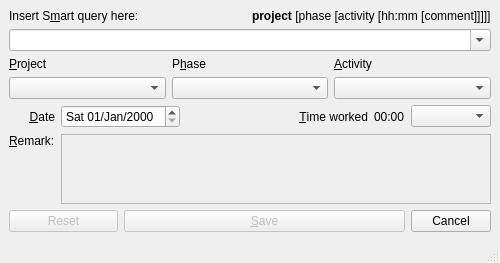
Above: src/pyuac_edit.ui from develer-staff/pyuac before the change. Below: the same form after it.
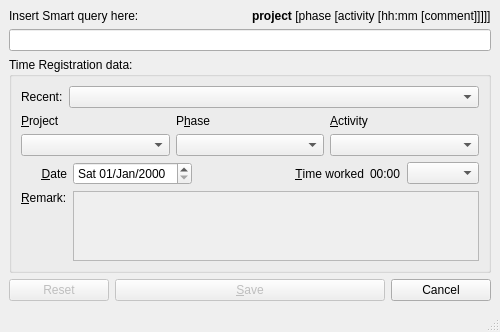
That is the form after the change. Icons and pictures are not drawn.

Commit message: Aggiunto un pannello per la zona di modifica, separato il combo lru

Diff of the .ui file:
```diff
--- a/src/pyuac_edit.ui
+++ b/src/pyuac_edit.ui
@@ -10,7 +10,7 @@
     <x>0</x>
     <y>0</y>
     <width>500</width>
-    <height>252</height>
+    <height>321</height>
    </rect>
   </property>
   <property name="windowTitle" >
@@ -20,37 +20,88 @@
    <iconset>../../../../../usr/share/pixmaps/gnome-set-time.png</iconset>
   </property>
   <widget class="QWidget" name="centralwidget" >
-   <layout class="QGridLayout" >
+   <layout class="QVBoxLayout" >
     <property name="margin" >
      <number>9</number>
     </property>
     <property name="spacing" >
      <number>6</number>
     </property>
-    <item row="3" column="0" >
-     <widget class="QLabel" name="labelRemark" >
+    <item>
+     <layout class="QGridLayout" >
+      <property name="margin" >
+       <number>0</number>
+      </property>
+      <property name="spacing" >
+       <number>6</number>
+      </property>
+      <item row="0" column="1" >
+       <widget class="QLabel" name="labelSmartQueryExample" >
       <property name="text" >
-       <string>&amp;Remark:</string>
-      </property>
-      <property name="buddy" >
-       <cstring>txtRemark</cstring>
+         <string>&lt;b>project&lt;/b> [phase [activity [hh:mm [comment]]]]]</string>
+        </property>
+        <property name="textFormat" >
+         <enum>Qt::AutoText</enum>
       </property>
      </widget>
     </item>
-    <item row="4" column="0" >
-     <spacer>
-      <property name="orientation" >
-       <enum>Qt::Vertical</enum>
-      </property>
-      <property name="sizeHint" >
-       <size>
-        <width>20</width>
-        <height>21</height>
-       </size>
-      </property>
-     </spacer>
-    </item>
-    <item row="2" column="3" >
+      <item row="1" column="0" colspan="2" >
+       <widget class="QLineEdit" name="editSmartQuery" />
+      </item>
+      <item row="0" column="0" >
+       <widget class="QLabel" name="labelSmartQuery" >
+        <property name="text" >
+         <string>Insert Smart query here:</string>
+        </property>
+        <property name="textFormat" >
+         <enum>Qt::PlainText</enum>
+        </property>
+       </widget>
+      </item>
+     </layout>
+    </item>
+    <item>
+     <widget class="QGroupBox" name="groupBox" >
+      <property name="title" >
+       <string>Time Registration data:</string>
+      </property>
+      <layout class="QGridLayout" >
+       <property name="margin" >
+        <number>9</number>
+       </property>
+       <property name="spacing" >
+        <number>6</number>
+       </property>
+       <item row="0" column="0" colspan="6" >
+        <layout class="QHBoxLayout" >
+         <property name="margin" >
+          <number>0</number>
+         </property>
+         <property name="spacing" >
+          <number>6</number>
+         </property>
+         <item>
+          <widget class="QLabel" name="labelLRU" >
+           <property name="text" >
+            <string>Recent:</string>
+           </property>
+          </widget>
+         </item>
+         <item>
+          <widget class="QComboBox" name="comboSmartQuery" >
+           <property name="sizePolicy" >
+            <sizepolicy>
+             <hsizetype>3</hsizetype>
+             <vsizetype>0</vsizetype>
+             <horstretch>0</horstretch>
+             <verstretch>0</verstretch>
+            </sizepolicy>
+           </property>
+          </widget>
+         </item>
+        </layout>
+       </item>
+       <item row="2" column="2" >
      <spacer>
       <property name="orientation" >
        <enum>Qt::Horizontal</enum>
@@ -63,24 +114,10 @@
       </property>
      </spacer>
     </item>
-    <item row="5" column="6" >
-     <widget class="QPushButton" name="btnCancel" >
-      <property name="text" >
-       <string>Cancel</string>
-      </property>
-     </widget>
-    </item>
-    <item row="5" column="0" colspan="2" >
-     <widget class="QPushButton" name="btnDelete" >
-      <property name="enabled" >
-       <bool>false</bool>
-      </property>
-      <property name="text" >
-       <string>Reset</string>
-      </property>
-     </widget>
-    </item>
     <item row="2" column="5" >
+        <widget class="QComboBox" name="comboTimeWorked" />
+       </item>
+       <item row="2" column="4" >
      <widget class="QLabel" name="labelExactTime" >
       <property name="sizePolicy" >
        <sizepolicy>
@@ -95,10 +132,73 @@
       </property>
      </widget>
     </item>
-    <item row="2" column="6" >
-     <widget class="QComboBox" name="comboTimeWorked" />
-    </item>
-    <item row="1" column="0" colspan="7" >
+       <item row="2" column="3" >
+        <widget class="QLabel" name="labelTimeWorked" >
+         <property name="text" >
+          <string>&amp;Time worked</string>
+         </property>
+         <property name="alignment" >
+          <set>Qt::AlignRight|Qt::AlignTrailing|Qt::AlignVCenter</set>
+         </property>
+         <property name="buddy" >
+          <cstring>comboTimeWorked</cstring>
+         </property>
+        </widget>
+       </item>
+       <item row="2" column="1" >
+        <widget class="QDateEdit" name="dateTimeregDate" >
+         <property name="displayFormat" >
+          <string>ddd dd/MMM/yyyy</string>
+         </property>
+        </widget>
+       </item>
+       <item row="2" column="0" >
+        <widget class="QLabel" name="labelDate" >
+         <property name="text" >
+          <string>&amp;Date</string>
+         </property>
+         <property name="alignment" >
+          <set>Qt::AlignRight|Qt::AlignTrailing|Qt::AlignVCenter</set>
+         </property>
+         <property name="buddy" >
+          <cstring>dateTimeregDate</cstring>
+         </property>
+        </widget>
+       </item>
+       <item row="3" column="0" >
+        <widget class="QLabel" name="labelRemark" >
+         <property name="text" >
+          <string>&amp;Remark:</string>
+         </property>
+         <property name="buddy" >
+          <cstring>txtRemark</cstring>
+         </property>
+        </widget>
+       </item>
+       <item rowspan="2" row="3" column="1" colspan="5" >
+        <widget class="QTextEdit" name="txtRemark" >
+         <property name="enabled" >
+          <bool>false</bool>
+         </property>
+         <property name="readOnly" >
+          <bool>true</bool>
+         </property>
+        </widget>
+       </item>
+       <item row="4" column="0" >
+        <spacer>
+         <property name="orientation" >
+          <enum>Qt::Vertical</enum>
+         </property>
+         <property name="sizeHint" >
+          <size>
+           <width>20</width>
+           <height>21</height>
+          </size>
+         </property>
+        </spacer>
+       </item>
+       <item row="1" column="0" colspan="6" >
      <layout class="QGridLayout" >
       <property name="margin" >
        <number>0</number>
@@ -155,96 +255,64 @@
       </item>
      </layout>
     </item>
-    <item row="0" column="0" colspan="7" >
-     <layout class="QGridLayout" >
+      </layout>
+     </widget>
+    </item>
+    <item>
+     <layout class="QHBoxLayout" >
       <property name="margin" >
        <number>0</number>
       </property>
       <property name="spacing" >
        <number>6</number>
       </property>
-      <item row="1" column="0" colspan="2" >
-       <widget class="QComboBox" name="comboSmartQuery" >
-        <property name="editable" >
-         <bool>true</bool>
-        </property>
-       </widget>
-      </item>
-      <item row="0" column="0" >
-       <widget class="QLabel" name="labelSmartQuery" >
-        <property name="text" >
-         <string>Insert S&amp;mart query here:</string>
-        </property>
-        <property name="buddy" >
-         <cstring>comboSmartQuery</cstring>
-        </property>
-       </widget>
-      </item>
-      <item row="0" column="1" >
-       <widget class="QLabel" name="labelSmartQueryExample" >
-        <property name="text" >
-         <string>&lt;b>project&lt;/b> [phase [activity [hh:mm [comment]]]]]</string>
-        </property>
-        <property name="textFormat" >
-         <enum>Qt::AutoText</enum>
-        </property>
-       </widget>
-      </item>
-     </layout>
-    </item>
-    <item row="2" column="0" >
-     <widget class="QLabel" name="labelDate" >
-      <property name="text" >
-       <string>&amp;Date</string>
-      </property>
-      <property name="alignment" >
-       <set>Qt::AlignRight|Qt::AlignTrailing|Qt::AlignVCenter</set>
-      </property>
-      <property name="buddy" >
-       <cstring>dateTimeregDate</cstring>
-      </property>
-     </widget>
-    </item>
-    <item row="2" column="1" colspan="2" >
-     <widget class="QDateEdit" name="dateTimeregDate" >
-      <property name="displayFormat" >
-       <string>ddd dd/MMM/yyyy</string>
-      </property>
-     </widget>
-    </item>
-    <item row="2" column="4" >
-     <widget class="QLabel" name="labelTimeWorked" >
-      <property name="text" >
-       <string>&amp;Time worked</string>
-      </property>
-      <property name="alignment" >
-       <set>Qt::AlignRight|Qt::AlignTrailing|Qt::AlignVCenter</set>
-      </property>
-      <property name="buddy" >
-       <cstring>comboTimeWorked</cstring>
-      </property>
-     </widget>
-    </item>
-    <item rowspan="2" row="3" column="1" colspan="6" >
-     <widget class="QTextEdit" name="txtRemark" >
+      <item>
+       <widget class="QPushButton" name="btnDelete" >
       <property name="enabled" >
        <bool>false</bool>
       </property>
-      <property name="readOnly" >
-       <bool>true</bool>
+        <property name="maximumSize" >
+         <size>
+          <width>100</width>
+          <height>16777215</height>
+         </size>
+        </property>
+        <property name="text" >
+         <string>Reset</string>
       </property>
      </widget>
     </item>
-    <item row="5" column="2" colspan="4" >
+      <item>
      <widget class="QPushButton" name="btnSave" >
       <property name="enabled" >
        <bool>false</bool>
       </property>
+        <property name="minimumSize" >
+         <size>
+          <width>2</width>
+          <height>0</height>
+         </size>
+        </property>
       <property name="text" >
        <string>&amp;Save</string>
       </property>
      </widget>
     </item>
+      <item>
+       <widget class="QPushButton" name="btnCancel" >
+        <property name="maximumSize" >
+         <size>
+          <width>100</width>
+          <height>16777215</height>
+         </size>
+        </property>
+        <property name="text" >
+         <string>Cancel</string>
+        </property>
+       </widget>
+      </item>
+     </layout>
+    </item>
    </layout>
   </widget>
   <widget class="QStatusBar" name="statusBar" />
```
Left out of the diff: 1 changed line with no effect on the pictures. Lines whose indentation alone changed are shown as unchanged.
